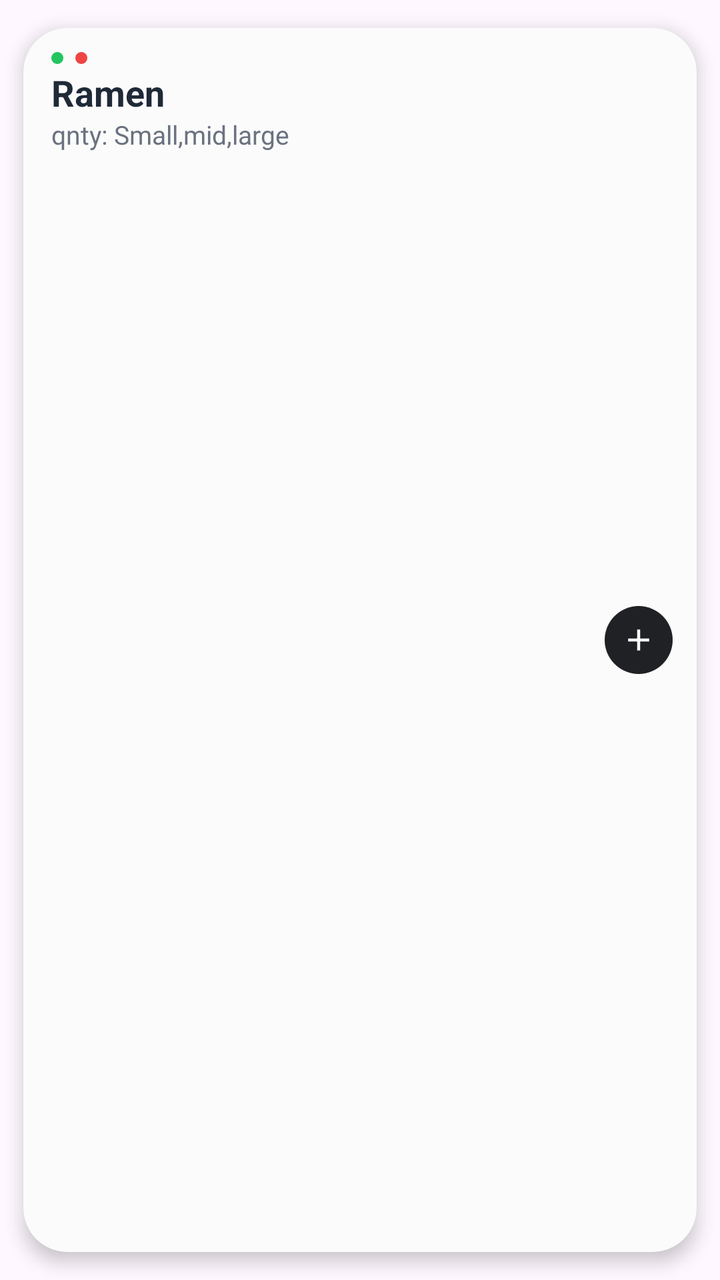
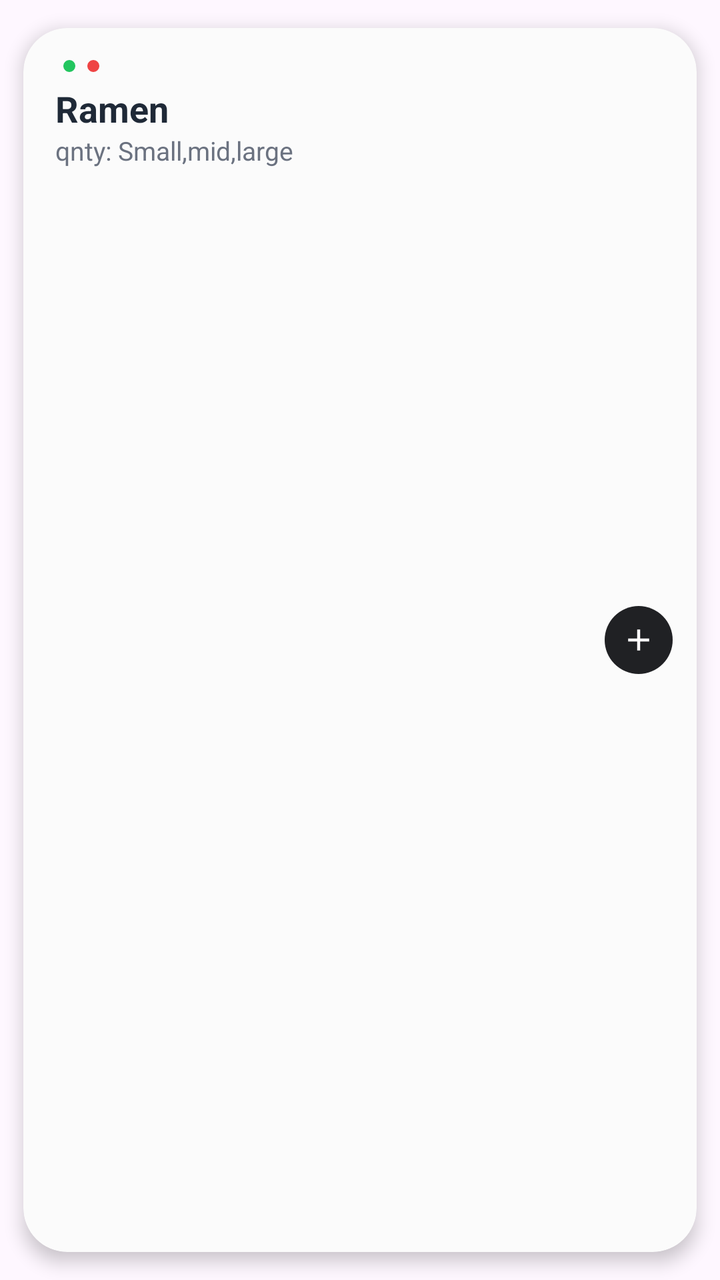

The first picture is an Android layout as it rendered before a commit; the second is the same layout after the commit. The layout source and the unified diff follow.
<!-- AndroidManifest.xml: application theme Theme.StreetFeast -->
<!-- res/layout/item_menu_card.xml -->
<?xml version="1.0" encoding="utf-8"?>

<androidx.cardview.widget.CardView xmlns:android="http://schemas.android.com/apk/res/android"
    xmlns:app="http://schemas.android.com/apk/res-auto"
    android:layout_width="match_parent"
    android:layout_height="78dp"
    android:layout_margin="10dp"
    app:cardCornerRadius="22dp"
    app:cardUseCompatPadding="true"
    app:cardElevation="5dp"
    app:cardBackgroundColor="@color/sf_card_bg">

    <androidx.constraintlayout.widget.ConstraintLayout
        android:layout_width="match_parent"
        android:layout_height="match_parent"
        android:paddingStart="14dp"
        android:paddingEnd="12dp">

        <View
            android:id="@+id/dotG"
            android:layout_width="6dp"
            android:layout_height="6dp"
            android:layout_marginTop="12dp"
            android:background="@drawable/sf_dot_green"
            app:layout_constraintTop_toTopOf="parent"
            app:layout_constraintStart_toStartOf="parent"/>

        <View
            android:id="@+id/dotR"
            android:layout_width="6dp"
            android:layout_height="6dp"
            android:layout_marginStart="6dp"
            android:background="@drawable/sf_dot_red"
            app:layout_constraintTop_toTopOf="@id/dotG"
            app:layout_constraintStart_toEndOf="@id/dotG"/>

        <TextView
            android:id="@+id/tvName"
            android:layout_width="0dp"
            android:layout_height="wrap_content"
            android:layout_marginTop="20dp"
            android:text="Ramen"
            android:textColor="@color/sf_text_primary"
            android:textSize="18sp"
            android:textStyle="bold"
            app:layout_constraintTop_toTopOf="parent"
            app:layout_constraintStart_toStartOf="parent"
            app:layout_constraintEnd_toStartOf="@id/btnAdd"/>

        <TextView
            android:id="@+id/tvDesc"
            android:layout_width="0dp"
            android:layout_height="wrap_content"
            android:text="qnty: Small,mid,large"
            android:textColor="@color/sf_text_secondary"
            android:textSize="13sp"
            app:layout_constraintTop_toBottomOf="@id/tvName"
            app:layout_constraintStart_toStartOf="@id/tvName"
            app:layout_constraintEnd_toStartOf="@id/btnAdd"/>

        <FrameLayout
            android:id="@+id/btnAdd"
            android:layout_width="34dp"
            android:layout_height="34dp"
            android:background="@drawable/sf_bg_circle_dark"
            app:layout_constraintEnd_toEndOf="parent"
            app:layout_constraintTop_toTopOf="parent"
            app:layout_constraintBottom_toBottomOf="parent">

            <ImageView
                android:layout_width="18dp"
                android:layout_height="18dp"
                android:layout_gravity="center"
                android:src="@drawable/ic_plus_20"/>
        </FrameLayout>

    </androidx.constraintlayout.widget.ConstraintLayout>
</androidx.cardview.widget.CardView>
<!-- resources referenced by this layout -->
<resources>
  <color name="sf_card_bg">#FBFBFB</color>
  <color name="sf_text_primary">#1F2937</color>
  <color name="sf_text_secondary">#6B7280</color>
  <!-- drawable ic_plus_20 (drawable) -->
  <vector xmlns:android="http://schemas.android.com/apk/res/android"
      android:width="20dp" android:height="20dp"
      android:viewportWidth="24" android:viewportHeight="24">
      <path android:fillColor="#FFFFFF"
          android:pathData="M11,5h2v14h-2zM5,11h14v2H5z"/>
  </vector>
  <!-- drawable sf_bg_circle_dark (drawable) -->
  <?xml version="1.0" encoding="utf-8"?>
  
  <shape xmlns:android="http://schemas.android.com/apk/res/android">
      <solid android:color="@color/sf_black" />
      <corners android:radius="999dp" />
  </shape>
  <!-- drawable sf_dot_green (drawable) -->
  <?xml version="1.0" encoding="utf-8"?>
  
  <shape xmlns:android="http://schemas.android.com/apk/res/android">
      <size android:width="6dp" android:height="6dp"/>
      <solid android:color="@color/sf_green"/>
      <corners android:radius="999dp"/>
  </shape>
  <!-- drawable sf_dot_red (drawable) -->
  <?xml version="1.0" encoding="utf-8"?>
  
  <shape xmlns:android="http://schemas.android.com/apk/res/android">
      <size android:width="6dp" android:height="6dp"/>
      <solid android:color="@color/sf_red"/>
      <corners android:radius="999dp"/>
  </shape>
  <style name="Theme.StreetFeast" parent="Base.Theme.StreetFeast" />
  <color name="sf_black">#202124</color>
  <color name="sf_green">#22C55E</color>
  <color name="sf_red">#EF4444</color>
  <style name="Base.Theme.StreetFeast" parent="Theme.Material3.Light.NoActionBar">
          <item name="colorPrimary">@color/action_primary</item>
          <item name="colorOnPrimary">@color/white</item>
          <item name="android:statusBarColor">@color/white</item>
          <item name="android:windowLightStatusBar">true</item>
          <item name="android:textColorPrimary">@color/text_primary</item>
          <item name="android:textColorSecondary">@color/text_secondary</item>
      </style>
  <color name="action_primary">#22C55E</color>
  <color name="white">#FFFFFFFF</color>
  <color name="text_primary">#1F2937</color>
  <color name="text_secondary">#6B7280</color>
</resources>

<!-- the commit's change to res/layout/item_menu_card.xml (unified diff, before → after) -->
@@ -1,10 +1,9 @@
 <?xml version="1.0" encoding="utf-8"?>
-
 <androidx.cardview.widget.CardView xmlns:android="http://schemas.android.com/apk/res/android"
     xmlns:app="http://schemas.android.com/apk/res-auto"
     android:layout_width="match_parent"
-    android:layout_height="78dp"
-    android:layout_margin="10dp"
+    android:layout_height="100dp"
+    android:layout_margin="6dp"
     app:cardCornerRadius="22dp"
     app:cardUseCompatPadding="true"
     app:cardElevation="5dp"
@@ -13,14 +12,17 @@
     <androidx.constraintlayout.widget.ConstraintLayout
         android:layout_width="match_parent"
         android:layout_height="match_parent"
-        android:paddingStart="14dp"
-        android:paddingEnd="12dp">
+        android:paddingStart="16dp"
+        android:paddingEnd="12dp"
+        android:paddingTop="12dp"
+        android:paddingBottom="12dp">
 
         <View
             android:id="@+id/dotG"
             android:layout_width="6dp"
             android:layout_height="6dp"
-            android:layout_marginTop="12dp"
+            android:layout_marginStart="4dp"
+            android:layout_marginTop="4dp"
             android:background="@drawable/sf_dot_green"
             app:layout_constraintTop_toTopOf="parent"
             app:layout_constraintStart_toStartOf="parent"/>
@@ -38,7 +40,7 @@
             android:id="@+id/tvName"
             android:layout_width="0dp"
             android:layout_height="wrap_content"
-            android:layout_marginTop="20dp"
+            android:layout_marginTop="16dp"
             android:text="Ramen"
             android:textColor="@color/sf_text_primary"
             android:textSize="18sp"
